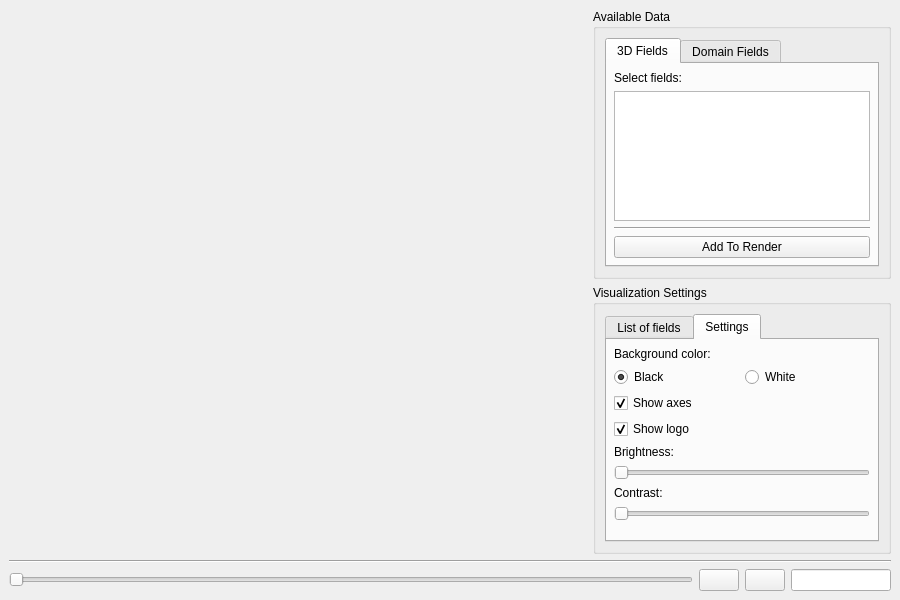
This is VisualPIC/Views/Visualizer3Dvtk.ui in AngelFP/VisualPIC as Qt 5 draws it before an edit. The edited form follows.
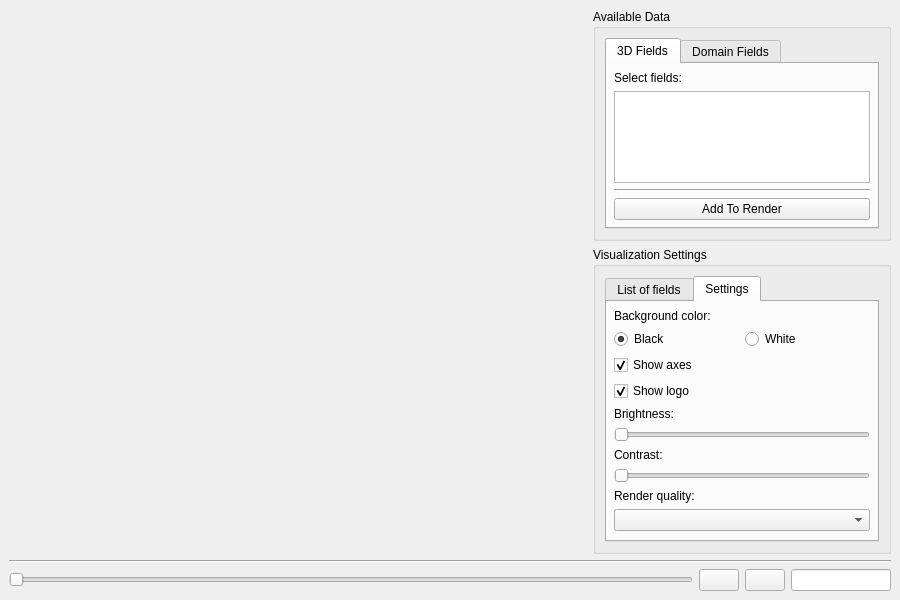
This is the edited form. The open tabs and pages were chosen to show the change. Icons and pictures are not drawn.

Commit message: Add option to change render quality

The edit to the form file:
```diff
--- a/VisualPIC/Views/Visualizer3Dvtk.ui
+++ b/VisualPIC/Views/Visualizer3Dvtk.ui
@@ -376,6 +376,16 @@
                     </property>
                    </widget>
                   </item>
+                  <item>
+                   <widget class="QLabel" name="label_5">
+                    <property name="text">
+                     <string>Render quality:</string>
+                    </property>
+                   </widget>
+                  </item>
+                  <item>
+                   <widget class="QComboBox" name="quality_comboBox"/>
+                  </item>
                   <item>
                    <spacer name="verticalSpacer">
                     <property name="orientation">
```
The commit also changes 2 other files.
